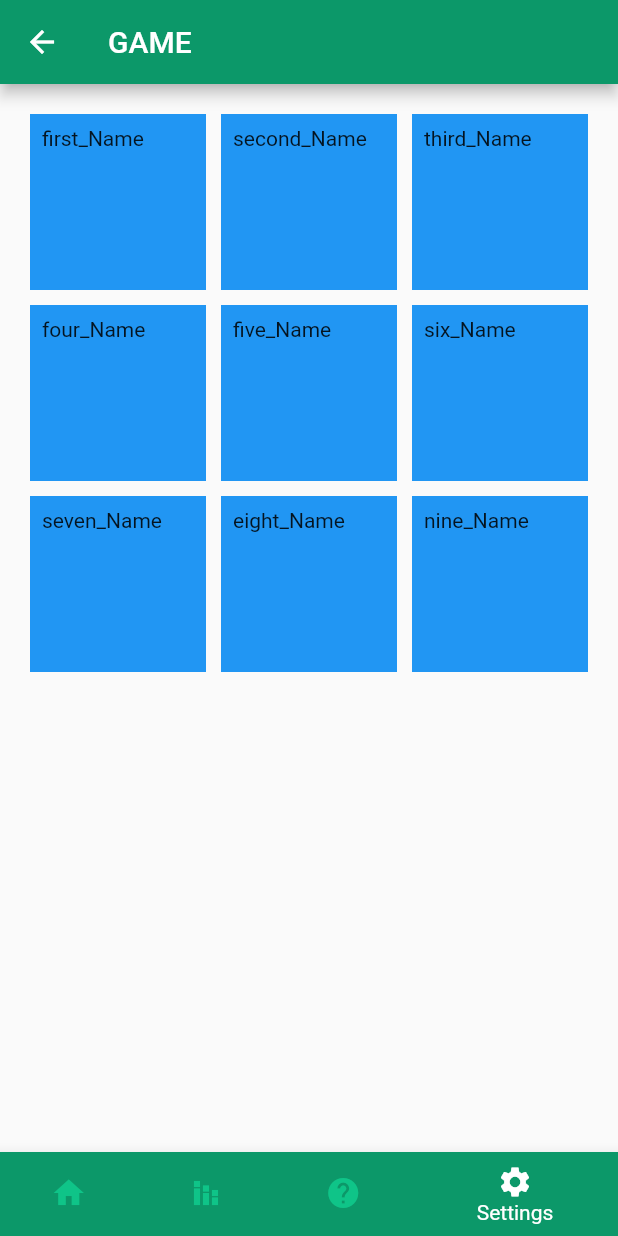
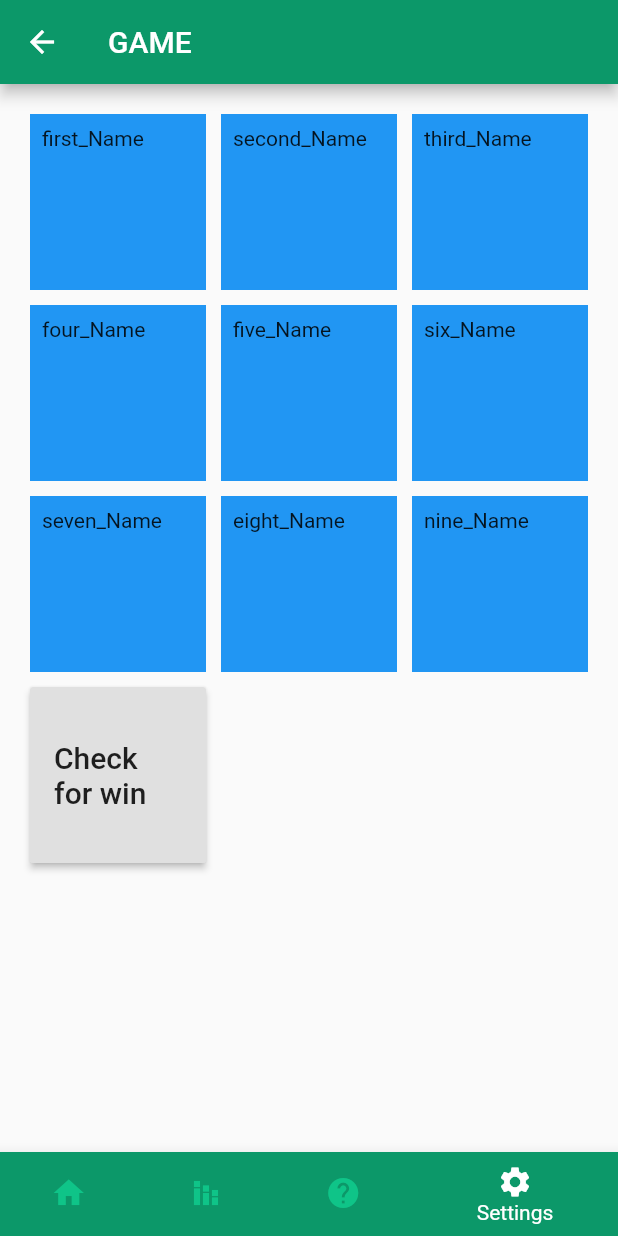
Before and after one commit to gurdipsingh/Color-Cards-Classroom, a Flutter app: the GameScreen screen opened by its route, on a phone screen of 412 x 824 dp. Run offline on Flutter 3.47's test engine with Material 2 defaults, Android fonts, the phone set to English and light mode, and no system bars.

Commit message:
Some refactoring and add a check for win button!

```diff
--- a/lib/components/indexCard.dart
+++ b/lib/components/indexCard.dart
@@ -1,6 +1,4 @@
 import 'package:flutter/material.dart';
-
-import 'indexCardWidget.dart';
 
 class IndexCard {
   int id;
@@ -9,40 +7,12 @@ class IndexCard {
   String label;
   Color stateOfColor;
 
-  IndexCard(int id, String name, String informationToDisplay, String label, Color stateOfColor) {
+  IndexCard(int id, String name, String informationToDisplay, String label,
+      Color stateOfColor) {
     this.id = id;
     this.name = name;
     this.informationToDisplay = informationToDisplay;
     this.label = label;
     this.stateOfColor = stateOfColor;
   }
-
-  static List<Widget> createIndexCardWidgetList(List<IndexCard> indexList) {
-    List<Widget> result = [];
-    indexList.forEach((element) {
-      result.add(IndexCardWidget(element));
-    });
-    return result;
-  }
-
-  static List<IndexCard> indexCardList = [
-    IndexCard(
-         1, 'first_Name', 'first_Info', 'first_Label', Colors.blue),
-    IndexCard(
-        2, 'second_Name', 'second_Info', 'second_Label', Colors.red),
-    IndexCard(
-        3, 'third_Name', 'third_Info', 'third_Label', Colors.amber),
-    IndexCard(
-        4, 'four_Name', 'four_Info', 'four_Label', Colors.blueGrey),
-    IndexCard(
-        5, 'five_Name', 'five_Info', 'five_Label', Colors.green),
-    IndexCard(
-        6, 'six_Name', 'six_Info', 'six_Label', Colors.purple),
-    IndexCard(
-        7, 'seven_Name', 'seven_Info', 'seven_Label', Colors.pink),
-    IndexCard(
-        8, 'eight_Name', 'eight_Info', 'eight_Label', Colors.orange),
-    IndexCard(
-        9, 'nine_Name', 'nine_Info', 'nine_Label', Colors.brown),
-  ];
 }
--- a/lib/components/indexCardWidget.dart
+++ b/lib/components/indexCardWidget.dart
@@ -1,11 +1,12 @@
 import 'package:e_learning/components/indexCard.dart';
+import 'package:e_learning/constants.dart';
 import 'package:flutter/material.dart';
 
 class IndexCardWidget extends StatefulWidget {
-  IndexCard indexCard;
+  IndexCard _indexCard;
 
   IndexCardWidget(IndexCard indexCard) {
-    this.indexCard = indexCard;
+    this._indexCard = indexCard;
   }
 
   @override
@@ -14,10 +15,10 @@ class IndexCardWidget extends StatefulWidget {
 
 class _IndexCardWidgetState extends State<IndexCardWidget> {
   List<Color> _colors = <Color>[
-    Colors.blue,
-    Colors.red,
-    Colors.yellow,
-    Colors.green
+    firstGameColor,
+    secondGameColor,
+    thirdGameColor,
+    fourthGameColor
   ];
 
   int _currentColorIndex = 0;
@@ -32,17 +33,38 @@ class _IndexCardWidgetState extends State<IndexCardWidget> {
     });
   }
 
+  void _changeStateOfColor() {
+    switch (_currentColorIndex) {
+      case 0:
+        this.widget._indexCard.stateOfColor = firstGameColor;
+        break;
+      case 1:
+        this.widget._indexCard.stateOfColor = secondGameColor;
+        break;
+      case 2:
+        this.widget._indexCard.stateOfColor = thirdGameColor;
+        break;
+      case 3:
+        this.widget._indexCard.stateOfColor = fourthGameColor;
+        break;
+    }
+  }
+
   @override
   Widget build(BuildContext context) {
     return InkWell(
         child: Container(
           padding: const EdgeInsets.all(8),
-          child: Text(this.widget.indexCard.name),
+          child: Text(this.widget._indexCard.name),
           color: _colors[_currentColorIndex],
         ),
         onTap: () => {
-              print('The label of the card is = ' + this.widget.indexCard.label),
-              _incrementColorIndex()
+              print(
+                  'The label of the card is = ' + this.widget._indexCard.label),
+              _incrementColorIndex(),
+              _changeStateOfColor(),
+              print('The color of the index card variable is = ' +
+                  this.widget._indexCard.stateOfColor.toString()),
             });
   }
 }
--- a/lib/constants.dart
+++ b/lib/constants.dart
@@ -1,7 +1,10 @@
 import 'package:flutter/material.dart';
-
-    // Colors inside our app
 
 const primaryColor = Color(0xFF0C9869);
 const secondaryColor= Color.fromARGB(255, 15, 196, 136);
 const contentColor = Colors.white;
+
+const firstGameColor = Colors.blue; // Color(0xff2196f3)
+const secondGameColor = Colors.red; // Color(0xfff44336)
+const thirdGameColor = Colors.yellow; //Color(0xffffeb3b)
+const fourthGameColor = Colors.green; // Color(0xff4caf50)
--- a/lib/screens/game.dart
+++ b/lib/screens/game.dart
@@ -1,4 +1,5 @@
 import 'package:e_learning/components/indexCard.dart';
+import 'package:e_learning/components/indexCardWidget.dart';
 import 'package:flutter/material.dart';
 
 class Game extends StatefulWidget {
@@ -7,6 +8,36 @@ class Game extends StatefulWidget {
 }
 
 class _GameState extends State<Game> {
+  static List<IndexCard> indexCardList = [
+    IndexCard(1, 'first_Name', 'first_Info', 'first_Label', null),
+    IndexCard(2, 'second_Name', 'second_Info', 'second_Label', null),
+    IndexCard(3, 'third_Name', 'third_Info', 'third_Label', null),
+    IndexCard(4, 'four_Name', 'four_Info', 'four_Label', null),
+    IndexCard(5, 'five_Name', 'five_Info', 'five_Label', null),
+    IndexCard(6, 'six_Name', 'six_Info', 'six_Label', null),
+    IndexCard(7, 'seven_Name', 'seven_Info', 'seven_Label', null),
+    IndexCard(8, 'eight_Name', 'eight_Info', 'eight_Label', null),
+    IndexCard(9, 'nine_Name', 'nine_Info', 'nine_Label', null),
+  ];
+
+  static List<Widget> createIndexCardWidgetList(List<IndexCard> indexList) {
+    List<Widget> result = [];
+    indexList.forEach((element) {
+      result.add(IndexCardWidget(element));
+    });
+    result.add(
+      RaisedButton(
+        onPressed: () {
+          print("Win Button!");
+        },
+        child: const Text('Check for win', style: TextStyle(fontSize: 20)),
+      ),
+    );
+    return result;
+  }
+
+  List<Widget> indexCardWidgetList = createIndexCardWidgetList(indexCardList);
+
   @override
   Widget build(BuildContext context) {
     return GridView.count(
@@ -15,7 +46,7 @@ class _GameState extends State<Game> {
       crossAxisSpacing: 10,
       mainAxisSpacing: 10,
       crossAxisCount: 3,
-      children: IndexCard.createIndexCardWidgetList(IndexCard.indexCardList),
+      children: indexCardWidgetList,
     );
   }
 }
```
